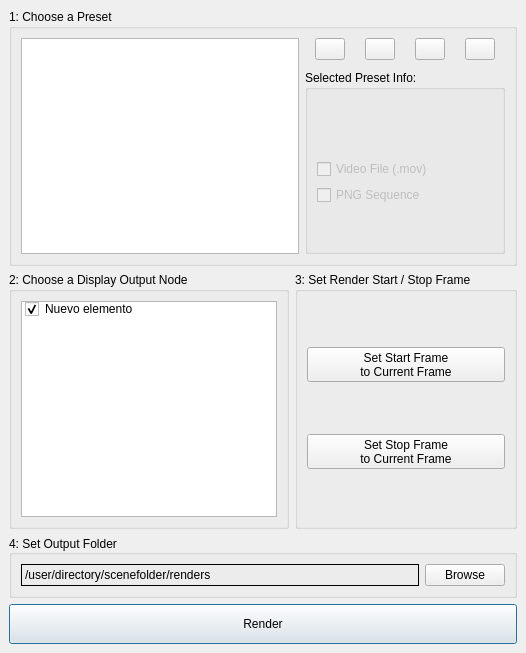
Before: the Qt Designer form code/EZRender.ui in VisualDroids/EZ-Render-for-Toonboom-Harmony, drawn with Qt 5.
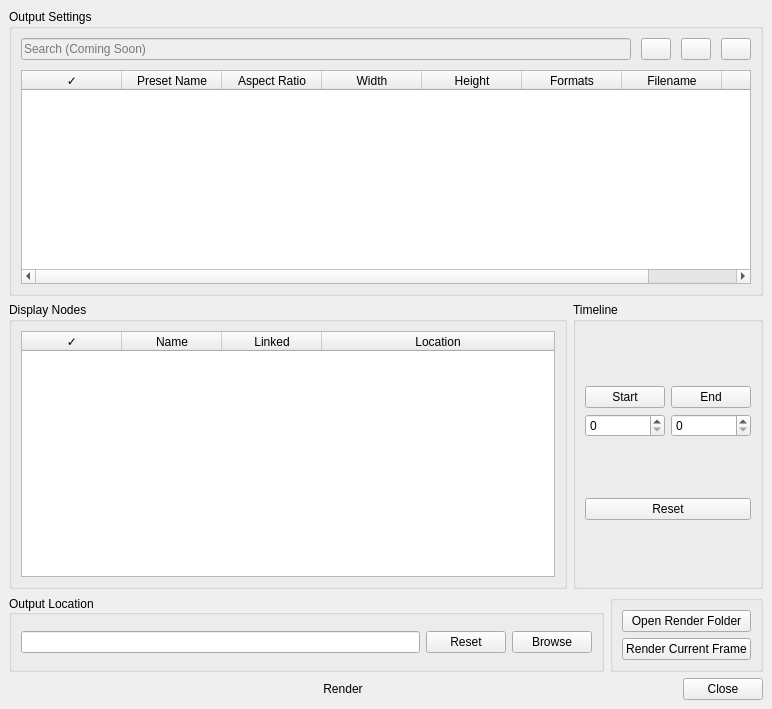
After: the same form once the commit is applied. The open tabs and pages were chosen to show the change. Icons and pictures are not drawn.

Commit message:
Redesigned UI, Sounds, Output Names & Archiving
* Redesigned User Interface
* Configurable Output Names
* Audible Alerts for Success and Failure
* Cancel Rendering Capability
* Single Frame Rendering Option
* Archiving Renders to ZIP Option

```diff
--- a/code/EZRender.ui
+++ b/code/EZRender.ui
@@ -6,28 +6,31 @@
    <rect>
     <x>0</x>
     <y>0</y>
-    <width>526</width>
-    <height>653</height>
+    <width>772</width>
+    <height>709</height>
    </rect>
   </property>
   <property name="windowTitle">
    <string/>
   </property>
+  <property name="styleSheet">
+   <string notr="true"/>
+  </property>
   <property name="currentIndex">
-   <number>0</number>
+   <number>2</number>
   </property>
   <widget class="QWidget" name="main">
    <layout class="QVBoxLayout" name="verticalLayout">
     <item>
      <widget class="QGroupBox" name="presetBox">
       <property name="title">
-       <string>1: Choose a Preset</string>
+       <string>Output Settings</string>
       </property>
-      <layout class="QGridLayout" name="gridLayout_4">
+      <layout class="QVBoxLayout" name="verticalLayout_9">
        <property name="sizeConstraint">
         <enum>QLayout::SetMinimumSize</enum>
        </property>
-       <item row="1" column="0">
+       <item>
         <layout class="QGridLayout" name="gridLayout_5">
          <item row="0" column="1">
           <layout class="QVBoxLayout" name="verticalLayout_4">
@@ -42,7 +45,36 @@
              <property name="sizeConstraint">
               <enum>QLayout::SetMinimumSize</enum>
              </property>
+             <item row="0" column="0">
+              <widget class="QLineEdit" name="searchTextField">
+               <property name="enabled">
+                <bool>false</bool>
+               </property>
+               <property name="placeholderText">
+                <string>Search (Coming Soon)</string>
+               </property>
+               <property name="clearButtonEnabled">
+                <bool>true</bool>
+               </property>
+              </widget>
+             </item>
              <item row="0" column="1">
+              <widget class="QPushButton" name="buttonAddPreset">
+               <property name="maximumSize">
+                <size>
+                 <width>30</width>
+                 <height>30</height>
+                </size>
+               </property>
+               <property name="toolTip">
+                <string>Add Preset</string>
+               </property>
+               <property name="text">
+                <string/>
+               </property>
+              </widget>
+             </item>
+             <item row="0" column="3">
               <widget class="QPushButton" name="buttonDeletePreset">
                <property name="maximumSize">
                 <size>
@@ -56,13 +88,9 @@
                <property name="text">
                 <string/>
                </property>
-               <property name="icon">
-                <iconset>
-                 <normaloff>../icons/remove.png</normaloff>../icons/remove.png</iconset>
-               </property>
               </widget>
              </item>
-             <item row="0" column="3">
+             <item row="0" column="2">
               <widget class="QPushButton" name="buttonDuplPreset">
                <property name="maximumSize">
                 <size>
@@ -76,336 +104,278 @@
                <property name="text">
                 <string/>
                </property>
-               <property name="icon">
-                <iconset>
-                 <normaloff>../icons/duplicate.png</normaloff>../icons/duplicate.png</iconset>
-               </property>
-              </widget>
-             </item>
-             <item row="0" column="0">
-              <widget class="QPushButton" name="buttonAddPreset">
-               <property name="maximumSize">
-                <size>
-                 <width>30</width>
-                 <height>30</height>
-                </size>
-               </property>
-               <property name="toolTip">
-                <string>Add Preset</string>
-               </property>
-               <property name="text">
-                <string/>
-               </property>
-               <property name="icon">
-                <iconset>
-                 <normaloff>../icons/plus.png</normaloff>../icons/plus.png</iconset>
-               </property>
-              </widget>
-             </item>
-             <item row="0" column="2">
-              <widget class="QPushButton" name="buttonEditPreset">
-               <property name="maximumSize">
-                <size>
-                 <width>30</width>
-                 <height>30</height>
-                </size>
-               </property>
-               <property name="toolTip">
-                <string>Edit Selected Preset</string>
-               </property>
-               <property name="text">
-                <string/>
-               </property>
-               <property name="icon">
-                <iconset>
-                 <normaloff>../icons/edit.png</normaloff>../icons/edit.png</iconset>
-               </property>
               </widget>
              </item>
             </layout>
            </item>
            <item>
-            <widget class="QGroupBox" name="presetInfoBox">
-             <property name="sizePolicy">
-              <sizepolicy hsizetype="Preferred" vsizetype="Minimum">
-               <horstretch>0</horstretch>
-               <verstretch>0</verstretch>
-              </sizepolicy>
+            <widget class="QTableWidget" name="presetsTable">
+             <property name="dragDropOverwriteMode">
+              <bool>false</bool>
              </property>
-             <property name="minimumSize">
-              <size>
-               <width>200</width>
-               <height>0</height>
-              </size>
+             <property name="alternatingRowColors">
+              <bool>true</bool>
              </property>
-             <property name="maximumSize">
-              <size>
-               <width>200</width>
-               <height>16777215</height>
-              </size>
+             <property name="selectionMode">
+              <enum>QAbstractItemView::SingleSelection</enum>
              </property>
-             <property name="title">
-              <string>Selected Preset Info:</string>
+             <property name="selectionBehavior">
+              <enum>QAbstractItemView::SelectRows</enum>
              </property>
-             <property name="checkable">
+             <property name="textElideMode">
+              <enum>Qt::ElideMiddle</enum>
+             </property>
+             <property name="cornerButtonEnabled">
               <bool>false</bool>
              </property>
-             <layout class="QGridLayout" name="gridLayout_3">
-              <item row="1" column="0">
-               <widget class="QLabel" name="presetNameInfoLabel">
-                <property name="text">
-                 <string/>
-                </property>
-                <property name="alignment">
-                 <set>Qt::AlignCenter</set>
-                </property>
-                <property name="wordWrap">
-                 <bool>true</bool>
-                </property>
-               </widget>
-              </item>
-              <item row="2" column="0">
-               <widget class="QLabel" name="presetTagInfoLabel">
-                <property name="text">
-                 <string/>
-                </property>
-                <property name="alignment">
-                 <set>Qt::AlignCenter</set>
-                </property>
-                <property name="wordWrap">
-                 <bool>true</bool>
-                </property>
-               </widget>
-              </item>
-              <item row="6" column="0">
-               <spacer name="verticalSpacer">
-                <property name="orientation">
-                 <enum>Qt::Vertical</enum>
-                </property>
-                <property name="sizeType">
-                 <enum>QSizePolicy::Expanding</enum>
-                </property>
-                <property name="sizeHint" stdset="0">
-                 <size>
-                  <width>0</width>
-                  <height>30</height>
-                 </size>
-                </property>
-               </spacer>
-              </item>
-              <item row="5" column="0">
-               <widget class="QCheckBox" name="presetInfoPNG">
-                <property name="enabled">
-                 <bool>false</bool>
-                </property>
-                <property name="text">
-                 <string>PNG Sequence</string>
-                </property>
-               </widget>
-              </item>
-              <item row="4" column="0">
-               <widget class="QCheckBox" name="presetInfoMov">
-                <property name="enabled">
-                 <bool>false</bool>
-                </property>
-                <property name="text">
-                 <string>Video File (.mov)</string>
-                </property>
-               </widget>
-              </item>
-              <item row="3" column="0">
-               <widget class="QLabel" name="presetResInfoLabel">
-                <property name="text">
-                 <string/>
-                </property>
-                <property name="alignment">
-                 <set>Qt::AlignCenter</set>
-                </property>
-                <property name="wordWrap">
-                 <bool>true</bool>
-                </property>
-               </widget>
-              </item>
-             </layout>
+             <attribute name="horizontalHeaderStretchLastSection">
+              <bool>true</bool>
+             </attribute>
+             <attribute name="verticalHeaderVisible">
+              <bool>false</bool>
+             </attribute>
+             <column>
+              <property name="text">
+               <string>✓</string>
+              </property>
+             </column>
+             <column>
+              <property name="text">
+               <string>Preset Name</string>
+              </property>
+             </column>
+             <column>
+              <property name="text">
+               <string>Aspect Ratio</string>
+              </property>
+             </column>
+             <column>
+              <property name="text">
+               <string>Width</string>
+              </property>
+             </column>
+             <column>
+              <property name="text">
+               <string>Height</string>
+              </property>
+             </column>
+             <column>
+              <property name="text">
+               <string>Formats</string>
+              </property>
+             </column>
+             <column>
+              <property name="text">
+               <string>Filename</string>
+              </property>
+             </column>
+             <column>
+              <property name="text">
+               <string>Zip</string>
+              </property>
+             </column>
             </widget>
            </item>
           </layout>
          </item>
-         <item row="0" column="0">
-          <widget class="QListWidget" name="presetListWidget">
-           <property name="sizePolicy">
-            <sizepolicy hsizetype="Minimum" vsizetype="Expanding">
-             <horstretch>0</horstretch>
-             <verstretch>0</verstretch>
-            </sizepolicy>
-           </property>
-           <property name="minimumSize">
-            <size>
-             <width>250</width>
-             <height>150</height>
-            </size>
-           </property>
-           <property name="font">
-            <font>
-             <family>Verdana</family>
-             <bold>true</bold>
-            </font>
-           </property>
-           <property name="horizontalScrollBarPolicy">
-            <enum>Qt::ScrollBarAlwaysOff</enum>
-           </property>
-           <property name="sizeAdjustPolicy">
-            <enum>QAbstractScrollArea::AdjustToContents</enum>
-           </property>
-           <property name="showDropIndicator" stdset="0">
-            <bool>false</bool>
-           </property>
-           <property name="selectionMode">
-            <enum>QAbstractItemView::SingleSelection</enum>
-           </property>
-           <property name="resizeMode">
-            <enum>QListView::Adjust</enum>
-           </property>
-           <property name="spacing">
-            <number>2</number>
-           </property>
-           <property name="viewMode">
-            <enum>QListView::ListMode</enum>
-           </property>
-           <property name="sortingEnabled">
-            <bool>true</bool>
-           </property>
-          </widget>
-         </item>
         </layout>
        </item>
       </layout>
      </widget>
     </item>
     <item>
-     <layout class="QHBoxLayout" name="horizontalLayout_3">
+     <layout class="QHBoxLayout" name="displayAndMarkers">
       <item>
        <widget class="QGroupBox" name="displayBox">
         <property name="title">
-         <string>2: Choose a Display Output Node</string>
+         <string>Display Nodes</string>
         </property>
         <layout class="QVBoxLayout" name="verticalLayout_2">
          <item>
-          <widget class="QListWidget" name="displaySelector">
+          <widget class="QTableWidget" name="displaysTable">
+           <property name="alternatingRowColors">
+            <bool>true</bool>
+           </property>
            <property name="selectionMode">
             <enum>QAbstractItemView::SingleSelection</enum>
            </property>
-           <property name="resizeMode">
-            <enum>QListView::Adjust</enum>
+           <property name="selectionBehavior">
+            <enum>QAbstractItemView::SelectRows</enum>
            </property>
-           <property name="spacing">
-            <number>2</number>
+           <property name="textElideMode">
+            <enum>Qt::ElideMiddle</enum>
            </property>
-           <property name="viewMode">
-            <enum>QListView::ListMode</enum>
+           <property name="cornerButtonEnabled">
+            <bool>false</bool>
            </property>
-           <item>
-            <property name="text">
-             <string>Nuevo elemento</string>
-            </property>
-            <property name="checkState">
-             <enum>Checked</enum>
-            </property>
-           </item>
-          </widget>
-         </item>
-        </layout>
-       </widget>
-      </item>
-      <item>
-       <widget class="QGroupBox" name="frameBox">
-        <property name="title">
-         <string>3: Set Render Start / Stop Frame</string>
-        </property>
-        <layout class="QVBoxLayout" name="verticalLayout_9">
-         <item>
-          <widget class="QToolButton" name="setStartFrameButton">
-           <property name="sizePolicy">
-            <sizepolicy hsizetype="MinimumExpanding" vsizetype="Fixed">
-             <horstretch>0</horstretch>
-             <verstretch>0</verstretch>
-            </sizepolicy>
-           </property>
-           <property name="text">
-            <string>Set Start Frame
-to Current Frame</string>
-           </property>
-          </widget>
-         </item>
-         <item>
-          <widget class="QToolButton" name="setEndFrameButton">
-           <property name="sizePolicy">
-            <sizepolicy hsizetype="MinimumExpanding" vsizetype="Fixed">
-             <horstretch>0</horstretch>
-             <verstretch>0</verstretch>
-            </sizepolicy>
-           </property>
-           <property name="text">
-            <string>Set Stop Frame
-to Current Frame</string>
-           </property>
-          </widget>
-         </item>
-        </layout>
-       </widget>
-      </item>
-     </layout>
-    </item>
-    <item>
-     <widget class="QGroupBox" name="renderOutputBox">
-      <property name="layoutDirection">
-       <enum>Qt::LeftToRight</enum>
-      </property>
-      <property name="title">
-       <string>4: Set Output Folder</string>
-      </property>
-      <property name="alignment">
-       <set>Qt::AlignLeading|Qt::AlignLeft|Qt::AlignVCenter</set>
-      </property>
-      <layout class="QVBoxLayout" name="verticalLayout_3">
-       <item>
-        <layout class="QGridLayout" name="gridLayout">
-         <item row="0" column="1">
-          <widget class="QPushButton" name="browseForFileButton">
-           <property name="maximumSize">
-            <size>
-             <width>80</width>
-             <height>16777215</height>
-            </size>
-           </property>
-           <property name="toolTip">
-            <string>Click here to choose your own output destination</string>
-           </property>
-           <property name="text">
-            <string>Browse</string>
-           </property>
-          </widget>
-         </item>
-         <item row="0" column="0">
-          <widget class="QLabel" name="outputPath">
-           <property name="frameShape">
-            <enum>QFrame::Panel</enum>
-           </property>
-           <property name="text">
-            <string>/user/directory/scenefolder/renders</string>
-           </property>
-           <property name="wordWrap">
+           <attribute name="horizontalHeaderStretchLastSection">
             <bool>true</bool>
+           </attribute>
+           <attribute name="verticalHeaderVisible">
+            <bool>false</bool>
+           </attribute>
+           <column>
+            <property name="text">
+             <string>✓</string>
+            </property>
+           </column>
+           <column>
+            <property name="text">
+             <string>Name</string>
+            </property>
+           </column>
+           <column>
+            <property name="text">
+             <string>Linked</string>
+            </property>
+           </column>
+           <column>
+            <property name="text">
+             <string>Location</string>
+            </property>
+           </column>
+          </widget>
+         </item>
+        </layout>
+       </widget>
+      </item>
+      <item>
+       <widget class="QGroupBox" name="timeline">
+        <property name="sizePolicy">
+         <sizepolicy hsizetype="Maximum" vsizetype="Preferred">
+          <horstretch>0</horstretch>
+          <verstretch>0</verstretch>
+         </sizepolicy>
+        </property>
+        <property name="title">
+         <string>Timeline</string>
+        </property>
+        <property name="checked">
+         <bool>false</bool>
+        </property>
+        <layout class="QVBoxLayout" name="verticalLayout_11">
+         <item>
+          <layout class="QGridLayout" name="gridLayout_2">
+           <item row="1" column="2">
+            <widget class="QSpinBox" name="endFrameSpinBox">
+             <property name="maximum">
+              <number>9999</number>
+             </property>
+            </widget>
+           </item>
+           <item row="1" column="1">
+            <widget class="QSpinBox" name="startFrameSpinBox">
+             <property name="maximum">
+              <number>9999</number>
+             </property>
+            </widget>
+           </item>
+           <item row="0" column="1">
+            <widget class="QPushButton" name="setStartFrameButton">
+             <property name="toolTip">
+              <string>Click for setting current frame as Start</string>
+             </property>
+             <property name="text">
+              <string>Start</string>
+             </property>
+            </widget>
+           </item>
+           <item row="0" column="2">
+            <widget class="QPushButton" name="setEndFrameButton">
+             <property name="toolTip">
+              <string>Click for setting current frame as End</string>
+             </property>
+             <property name="text">
+              <string>End</string>
+             </property>
+            </widget>
+           </item>
+          </layout>
+         </item>
+         <item>
+          <widget class="QPushButton" name="resetStartEnd">
+           <property name="text">
+            <string>Reset</string>
            </property>
           </widget>
          </item>
         </layout>
-       </item>
-      </layout>
-     </widget>
+       </widget>
+      </item>
+     </layout>
     </item>
     <item>
-     <layout class="QVBoxLayout" name="renderLayout">
+     <layout class="QHBoxLayout" name="horizontalLayout_5">
+      <item>
+       <widget class="QGroupBox" name="renderOutputBox">
+        <property name="layoutDirection">
+         <enum>Qt::LeftToRight</enum>
+        </property>
+        <property name="title">
+         <string>Output Location</string>
+        </property>
+        <property name="alignment">
+         <set>Qt::AlignLeading|Qt::AlignLeft|Qt::AlignVCenter</set>
+        </property>
+        <layout class="QVBoxLayout" name="verticalLayout_3">
+         <item>
+          <layout class="QGridLayout" name="gridLayout">
+           <item row="0" column="0">
+            <widget class="QLineEdit" name="outputPath"/>
+           </item>
+           <item row="0" column="1">
+            <layout class="QHBoxLayout" name="horizontalLayout_7">
+             <item>
+              <widget class="QPushButton" name="resetOutputLocation">
+               <property name="text">
+                <string>Reset</string>
+               </property>
+              </widget>
+             </item>
+             <item>
+              <widget class="QPushButton" name="browseForFileButton">
+               <property name="toolTip">
+                <string>Click here to choose your own output destination</string>
+               </property>
+               <property name="text">
+                <string>Browse</string>
+               </property>
+              </widget>
+             </item>
+            </layout>
+           </item>
+          </layout>
+         </item>
+        </layout>
+       </widget>
+      </item>
+      <item>
+       <widget class="QGroupBox" name="quickOptions">
+        <property name="title">
+         <string/>
+        </property>
+        <layout class="QVBoxLayout" name="verticalLayout_12">
+         <item>
+          <widget class="QPushButton" name="openRenderFolder">
+           <property name="text">
+            <string>Open Render Folder</string>
+           </property>
+          </widget>
+         </item>
+         <item>
+          <widget class="QPushButton" name="renderCurrentFrame">
+           <property name="text">
+            <string>Render Current Frame</string>
+           </property>
+          </widget>
+         </item>
+        </layout>
+       </widget>
+      </item>
+     </layout>
+    </item>
+    <item>
+     <layout class="QHBoxLayout" name="horizontalLayout_3">
       <item>
        <widget class="QPushButton" name="buttonRender">
         <property name="sizePolicy">
@@ -414,12 +384,6 @@
           <verstretch>0</verstretch>
          </sizepolicy>
         </property>
-        <property name="minimumSize">
-         <size>
-          <width>0</width>
-          <height>40</height>
-         </size>
-        </property>
         <property name="inputMethodHints">
          <set>Qt::ImhNoPredictiveText</set>
         </property>
@@ -429,11 +393,21 @@
         <property name="autoDefault">
          <bool>true</bool>
         </property>
-        <property name="default">
-         <bool>true</bool>
-        </property>
         <property name="flat">
-         <bool>false</bool>
+         <bool>true</bool>
+        </property>
+       </widget>
+      </item>
+      <item>
+       <widget class="QPushButton" name="pushButton_2">
+        <property name="sizePolicy">
+         <sizepolicy hsizetype="Maximum" vsizetype="Fixed">
+          <horstretch>0</horstretch>
+          <verstretch>0</verstretch>
+         </sizepolicy>
+        </property>
+        <property name="text">
+         <string>Close</string>
         </property>
        </widget>
       </item>
@@ -818,6 +792,269 @@
     </item>
    </layout>
   </widget>
+  <widget class="QWidget" name="filenameEditor">
+   <layout class="QVBoxLayout" name="verticalLayout_13">
+    <item>
+     <widget class="QTabWidget" name="presetOutputNameEditor">
+      <property name="currentIndex">
+       <number>1</number>
+      </property>
+      <property name="elideMode">
+       <enum>Qt::ElideMiddle</enum>
+      </property>
+      <widget class="QWidget" name="videofile">
+       <attribute name="title">
+        <string>Video File or Containing Folder</string>
+       </attribute>
+       <layout class="QVBoxLayout" name="verticalLayout_14">
+        <item>
+         <layout class="QGridLayout" name="gridLayout_13">
+          <item row="0" column="1">
+           <widget class="QLineEdit" name="outputNameField">
+            <property name="maxLength">
+             <number>250</number>
+            </property>
+            <property name="alignment">
+             <set>Qt::AlignCenter</set>
+            </property>
+            <property name="clearButtonEnabled">
+             <bool>true</bool>
+            </property>
+           </widget>
+          </item>
+          <item row="0" column="0">
+           <widget class="QLabel" name="label_5">
+            <property name="text">
+             <string>Output Name Format:</string>
+            </property>
+           </widget>
+          </item>
+         </layout>
+        </item>
+        <item>
+         <widget class="QGroupBox" name="nameTags">
+          <property name="sizePolicy">
+           <sizepolicy hsizetype="Preferred" vsizetype="Maximum">
+            <horstretch>0</horstretch>
+            <verstretch>0</verstretch>
+           </sizepolicy>
+          </property>
+          <property name="title">
+           <string>Name Variables (Click to Add)</string>
+          </property>
+          <layout class="QGridLayout" name="gridLayout_3">
+           <property name="leftMargin">
+            <number>0</number>
+           </property>
+           <property name="rightMargin">
+            <number>0</number>
+           </property>
+           <property name="bottomMargin">
+            <number>0</number>
+           </property>
+          </layout>
+         </widget>
+        </item>
+       </layout>
+      </widget>
+      <widget class="QWidget" name="imgseq">
+       <attribute name="title">
+        <string>Image Sequence Files</string>
+       </attribute>
+       <layout class="QVBoxLayout" name="verticalLayout_16">
+        <item>
+         <layout class="QGridLayout" name="gridLayout_4">
+          <item row="0" column="1">
+           <widget class="QLabel" name="label_6">
+            <property name="text">
+             <string>Output File Sequence Name Format:</string>
+            </property>
+           </widget>
+          </item>
+          <item row="1" column="2">
+           <widget class="QSlider" name="zeroPaddingControl">
+            <property name="minimum">
+             <number>2</number>
+            </property>
+            <property name="maximum">
+             <number>10</number>
+            </property>
+            <property name="value">
+             <number>4</number>
+            </property>
+            <property name="tracking">
+             <bool>true</bool>
+            </property>
+            <property name="orientation">
+             <enum>Qt::Horizontal</enum>
+            </property>
+            <property name="tickPosition">
+             <enum>QSlider::TicksBelow</enum>
+            </property>
+            <property name="tickInterval">
+             <number>1</number>
+            </property>
+           </widget>
+          </item>
+          <item row="0" column="2">
+           <widget class="QLineEdit" name="outputSeqNameField">
+            <property name="text">
+             <string/>
+            </property>
+            <property name="alignment">
+             <set>Qt::AlignCenter</set>
+            </property>
+            <property name="clearButtonEnabled">
+             <bool>true</bool>
+            </property>
+           </widget>
+          </item>
+          <item row="1" column="1">
+           <widget class="QLabel" name="label_9">
+            <property name="text">
+             <string>Sequence Zero Padding:</string>
+            </property>
+           </widget>
+          </item>
+         </layout>
+        </item>
+        <item>
+         <widget class="QGroupBox" name="seqTags">
+          <property name="sizePolicy">
+           <sizepolicy hsizetype="Preferred" vsizetype="Maximum">
+            <horstretch>0</horstretch>
+            <verstretch>0</verstretch>
+           </sizepolicy>
+          </property>
+          <property name="title">
+           <string>Name Variables (Click to Add)</string>
+          </property>
+          <property name="alignment">
+           <set>Qt::AlignCenter</set>
+          </property>
+          <layout class="QGridLayout" name="gridLayout_10">
+           <property name="leftMargin">
+            <number>0</number>
+           </property>
+           <property name="rightMargin">
+            <number>0</number>
+           </property>
+           <property name="bottomMargin">
+            <number>0</number>
+           </property>
+          </layout>
+         </widget>
+        </item>
+       </layout>
+      </widget>
+     </widget>
+    </item>
+    <item>
+     <widget class="QGroupBox" name="outputName">
+      <property name="title">
+       <string>Filename Preview</string>
+      </property>
+      <layout class="QGridLayout" name="gridLayout_9">
+       <item row="1" column="1">
+        <widget class="QLabel" name="outputSeqNameExample">
+         <property name="text">
+          <string/>
+         </property>
+         <property name="alignment">
+          <set>Qt::AlignCenter</set>
+         </property>
+        </widget>
+       </item>
+       <item row="0" column="0">
+        <widget class="QLabel" name="label_7">
+         <property name="text">
+          <string>Video File</string>
+         </property>
+         <property name="alignment">
+          <set>Qt::AlignCenter</set>
+         </property>
+        </widget>
+       </item>
+       <item row="0" column="1">
+        <widget class="QLabel" name="outputNameExample">
+         <property name="text">
+          <string/>
+         </property>
+         <property name="alignment">
+          <set>Qt::AlignCenter</set>
+         </property>
+        </widget>
+       </item>
+       <item row="1" column="0">
+        <widget class="QLabel" name="label_8">
+         <property name="sizePolicy">
+          <sizepolicy hsizetype="Maximum" vsizetype="Preferred">
+           <horstretch>0</horstretch>
+           <verstretch>0</verstretch>
+          </sizepolicy>
+         </property>
+         <property name="text">
+          <string>Image Sequence</string>
+         </property>
+        </widget>
+       </item>
+      </layout>
+     </widget>
+    </item>
+    <item>
+     <spacer name="verticalSpacer">
+      <property name="orientation">
+       <enum>Qt::Vertical</enum>
+      </property>
+      <property name="sizeHint" stdset="0">
+       <size>
+        <width>20</width>
+        <height>40</height>
+       </size>
+      </property>
+     </spacer>
+    </item>
+    <item>
+     <layout class="QHBoxLayout" name="horizontalLayout_6">
+      <item>
+       <widget class="QPushButton" name="filenameSave">
+        <property name="sizePolicy">
+         <sizepolicy hsizetype="Minimum" vsizetype="Minimum">
+          <horstretch>0</horstretch>
+          <verstretch>0</verstretch>
+         </sizepolicy>
+        </property>
+        <property name="inputMethodHints">
+         <set>Qt::ImhNoPredictiveText</set>
+        </property>
+        <property name="text">
+         <string>Save</string>
+        </property>
+        <property name="autoDefault">
+         <bool>true</bool>
+        </property>
+        <property name="flat">
+         <bool>true</bool>
+        </property>
+       </widget>
+      </item>
+      <item>
+       <widget class="QPushButton" name="filenameGoBack">
+        <property name="sizePolicy">
+         <sizepolicy hsizetype="Maximum" vsizetype="Fixed">
+          <horstretch>0</horstretch>
+          <verstretch>0</verstretch>
+         </sizepolicy>
+        </property>
+        <property name="text">
+         <string>Cancel</string>
+        </property>
+       </widget>
+      </item>
+     </layout>
+    </item>
+   </layout>
+  </widget>
   <widget class="QWidget" name="progress">
    <layout class="QVBoxLayout" name="verticalLayout_8">
     <item>
@@ -834,41 +1071,57 @@
      </spacer>
     </item>
     <item>
-     <widget class="QLabel" name="progressText">
-      <property name="text">
-       <string/>
+     <widget class="QGroupBox" name="renderProgress">
+      <property name="title">
+       <string>EZ Render</string>
       </property>
-      <property name="alignment">
-       <set>Qt::AlignCenter</set>
-      </property>
-     </widget>
-    </item>
-    <item>
-     <widget class="QProgressBar" name="progressBar">
-      <property name="value">
-       <number>24</number>
-      </property>
-     </widget>
-    </item>
-    <item>
-     <widget class="QPushButton" name="cancelRenderButton">
-      <property name="text">
-       <string>Cancel</string>
-      </property>
-     </widget>
-    </item>
-    <item>
-     <widget class="QPushButton" name="openRendersFolder">
-      <property name="text">
-       <string>Open Renders Folder</string>
-      </property>
-     </widget>
-    </item>
-    <item>
-     <widget class="QPushButton" name="goBack">
-      <property name="text">
-       <string>Go Back</string>
-      </property>
+      <layout class="QVBoxLayout" name="verticalLayout_10">
+       <item>
+        <widget class="QLabel" name="progressText">
+         <property name="text">
+          <string/>
+         </property>
+         <property name="alignment">
+          <set>Qt::AlignCenter</set>
+         </property>
+         <property name="wordWrap">
+          <bool>true</bool>
+         </property>
+        </widget>
+       </item>
+       <item>
+        <widget class="QProgressBar" name="progressBar">
+         <property name="value">
+          <number>24</number>
+         </property>
+        </widget>
+       </item>
+       <item>
+        <layout class="QHBoxLayout" name="horizontalLayout_4">
+         <item>
+          <widget class="QPushButton" name="openRendersFolder">
+           <property name="text">
+            <string>Open Renders Folder</string>
+           </property>
+          </widget>
+         </item>
+         <item>
+          <widget class="QPushButton" name="cancelRenderButton">
+           <property name="text">
+            <string>Cancel</string>
+           </property>
+          </widget>
+         </item>
+         <item>
+          <widget class="QPushButton" name="goBack">
+           <property name="text">
+            <string>Go Back</string>
+           </property>
+          </widget>
+         </item>
+        </layout>
+       </item>
+      </layout>
      </widget>
     </item>
     <item>
```
Left out of the diff: 57 changed lines with no effect on the pictures. The commit also changes 7 other files.
